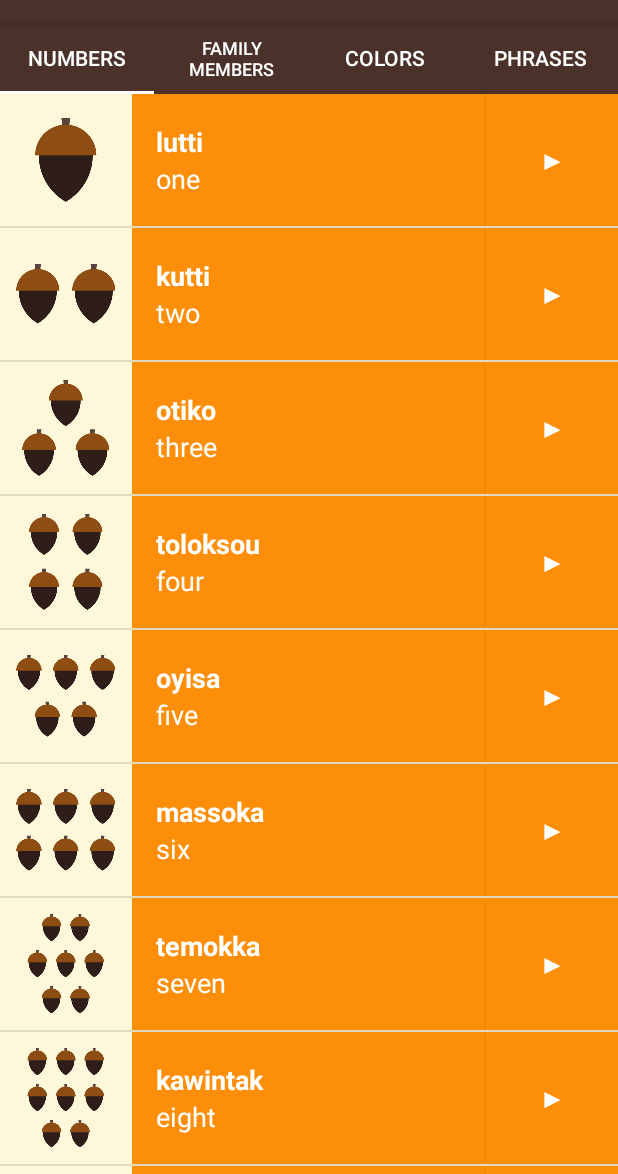
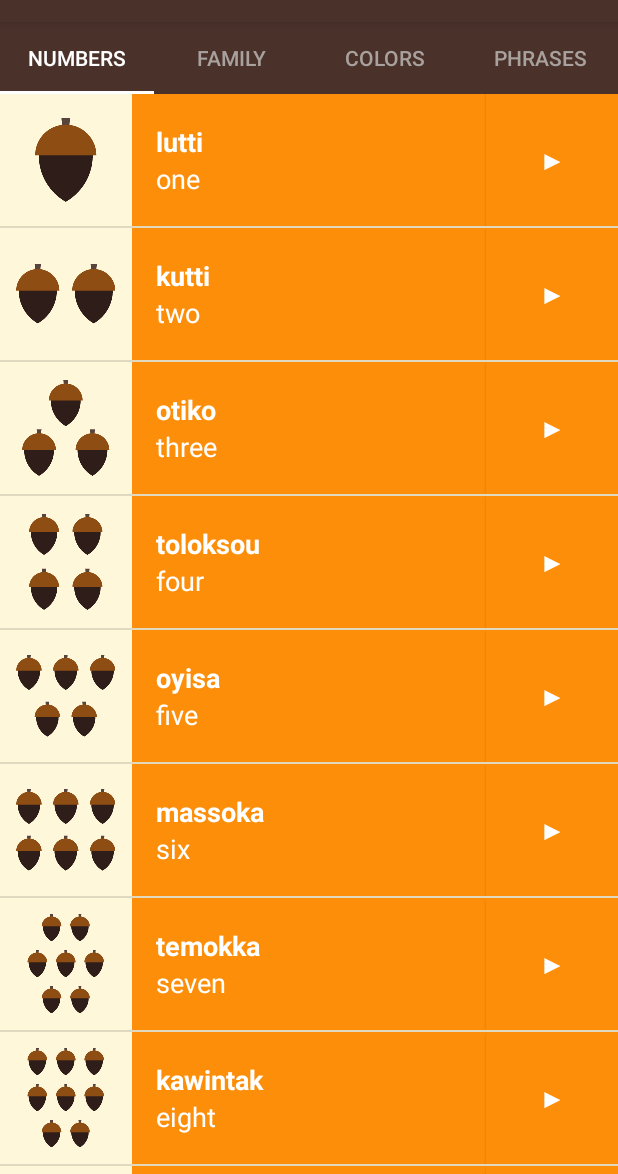
Before and after one commit to kolboch/Android-Development, an Android app: the screen it shows after launch (MainActivity), on a phone screen of 412 x 824 dp, the part 62-1236 px from its top. Run offline under Robolectric (Android 15) with nearby library versions, the phone set to English and light mode, and no system bars.

Commit message:
style fix for tablayout

```diff
--- a/Miwok/app/src/main/res/layout/activity_main.xml
+++ b/Miwok/app/src/main/res/layout/activity_main.xml
@@ -25,10 +25,7 @@
 
     <android.support.design.widget.TabLayout
         android:id="@+id/tabs"
-        app:tabBackground="@color/primary_color"
-        app:tabTextColor="@android:color/white"
-        app:tabSelectedTextColor="@android:color/white"
-        app:tabIndicatorColor="@android:color/white"
+        style="@style/CategoryTab"
         android:layout_width="match_parent"
         android:layout_height="wrap_content">
 
--- a/Miwok/app/src/main/res/layout/list_item.xml
+++ b/Miwok/app/src/main/res/layout/list_item.xml
@@ -29,7 +29,7 @@
             android:layout_weight="1"
 
             android:gravity="bottom"
-            android:textColor="@color/text_color"
+            android:textColor="@color/text_color_white"
             android:textSize="18sp"
             android:textStyle="bold"
             tools:text="lutti"/>
@@ -40,7 +40,7 @@
             android:layout_height="0dp"
             android:layout_weight="1"
             android:gravity="top"
-            android:textColor="@color/text_color"
+            android:textColor="@color/text_color_white"
             android:textSize="18sp"
             tools:text="one"/>
     </LinearLayout>
@@ -52,7 +52,7 @@
         android:layout_gravity="center_vertical"
         android:background="@null"
         android:text="@string/play_char"
-        android:textColor="@color/text_color"
+        android:textColor="@color/text_color_white"
         android:textSize="18sp"/>
 
 </LinearLayout>
--- a/Miwok/app/src/main/res/values/colors.xml
+++ b/Miwok/app/src/main/res/values/colors.xml
@@ -35,5 +35,8 @@
     <!-- Background color for the phrases category -->
     <color name="category_phrases">#16AFCA</color>
 
-    <color name="text_color">#FFFFFF</color>
+    <color name="text_color_white">#FFFFFF</color>
+
+    <!-- tab text color -->
+    <color name="tab_text_color">#A8A19E</color>
 </resources>
--- a/Miwok/app/src/main/res/values/strings.xml
+++ b/Miwok/app/src/main/res/values/strings.xml
@@ -26,7 +26,7 @@
     <string name="category_numbers">Numbers</string>
 
     <!-- Category name for the vocabulary words for family members [CHAR LIMIT=20] -->
-    <string name="category_family">Family Members</string>
+    <string name="category_family">Family</string>
 
     <!-- icon as character for play action in list_item -->
     <string name="play_char">&#9654;</string>
--- a/Miwok/app/src/main/res/values/styles.xml
+++ b/Miwok/app/src/main/res/values/styles.xml
@@ -19,15 +19,15 @@
         <item name="colorPrimary">@color/primary_color</item>
         <item name="colorPrimaryDark">@color/primary_dark_color</item>
     </style>
-
-    <!-- Style for a category of vocabulary words -->
-    <style name="CategoryStyle">
-        <item name="android:layout_width">match_parent</item>
-        <item name="android:layout_height">@dimen/list_item_height</item>
-        <item name="android:gravity">center_vertical</item>
-        <item name="android:padding">16dp</item>
-        <item name="android:textColor">@android:color/white</item>
-        <item name="android:textStyle">bold</item>
-        <item name="android:textAppearance">?android:textAppearanceMedium</item>
+    <!-- style for category in tab layout -->
+    <style name="CategoryTab" parent="Widget.Design.TabLayout">
+        <item name="tabBackground">@color/primary_color</item>
+        <item name="tabIndicatorColor">@android:color/white</item>
+        <item name="tabSelectedTextColor">@android:color/white</item>
+        <item name="tabTextAppearance">@style/CategoryTabTextAppearance</item>
+    </style>
+    <!-- text appearance in tab -->
+    <style name="CategoryTabTextAppearance" parent="TextAppearance.Design.Tab">
+        <item name="android:textColor">@color/tab_text_color</item>
     </style>
 </resources>
```
